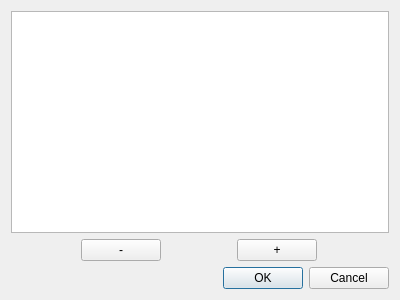
Above: src/dialog/sectionmapdialog.ui from 8bitbuddhist/PixelMaestro-Studio before the change. Below: the same form after it.
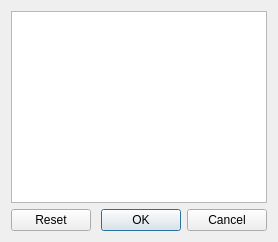
That is the form after the change.

Commit message:
SectionMapModel - Finished adding Section mapping.
SectionMapModel - Replaced original model with simple 1-to-1 mappings
between local and remote Sections. Users enter the index of the target.
SerialDeviceController - Auto load (or initialize) Section map on
initialization.
DeviceControlWidget - Fixed Section map check during `run_cue()`.
DeviceControlWidget - Fixed auto loading and auto saving Section map
with device.

Patch:
```diff
--- a/src/dialog/sectionmapdialog.ui
+++ b/src/dialog/sectionmapdialog.ui
@@ -6,57 +6,40 @@
    <rect>
     <x>0</x>
     <y>0</y>
-    <width>400</width>
-    <height>300</height>
+    <width>274</width>
+    <height>241</height>
    </rect>
   </property>
+  <property name="sizePolicy">
+   <sizepolicy hsizetype="MinimumExpanding" vsizetype="Minimum">
+    <horstretch>0</horstretch>
+    <verstretch>0</verstretch>
+   </sizepolicy>
+  </property>
   <property name="windowTitle">
    <string>Dialog</string>
   </property>
   <layout class="QGridLayout" name="gridLayout">
    <item row="0" column="0">
-    <widget class="QTableView" name="mapTableView"/>
+    <widget class="QTableView" name="mapTableView">
+     <property name="sizePolicy">
+      <sizepolicy hsizetype="MinimumExpanding" vsizetype="MinimumExpanding">
+       <horstretch>0</horstretch>
+       <verstretch>0</verstretch>
+      </sizepolicy>
+     </property>
+    </widget>
    </item>
-   <item row="2" column="0">
+   <item row="1" column="0">
     <widget class="QDialogButtonBox" name="buttonBox">
      <property name="orientation">
       <enum>Qt::Horizontal</enum>
      </property>
      <property name="standardButtons">
-      <set>QDialogButtonBox::Cancel|QDialogButtonBox::Ok</set>
+      <set>QDialogButtonBox::Cancel|QDialogButtonBox::Ok|QDialogButtonBox::Reset</set>
      </property>
     </widget>
    </item>
-   <item row="1" column="0">
-    <layout class="QHBoxLayout" name="sectionControlLayout">
-     <item>
-      <widget class="QPushButton" name="removeSectionButton">
-       <property name="sizePolicy">
-        <sizepolicy hsizetype="Fixed" vsizetype="Fixed">
-         <horstretch>0</horstretch>
-         <verstretch>0</verstretch>
-        </sizepolicy>
-       </property>
-       <property name="text">
-        <string>-</string>
-       </property>
-      </widget>
-     </item>
-     <item>
-      <widget class="QPushButton" name="addSectionButton">
-       <property name="sizePolicy">
-        <sizepolicy hsizetype="Fixed" vsizetype="Fixed">
-         <horstretch>0</horstretch>
-         <verstretch>0</verstretch>
-        </sizepolicy>
-       </property>
-       <property name="text">
-        <string>+</string>
-       </property>
-      </widget>
-     </item>
-    </layout>
-   </item>
   </layout>
  </widget>
  <resources/>
```
Left out of the diff: 2 changed lines with no effect on the pictures. The commit also changes 12 other files.
